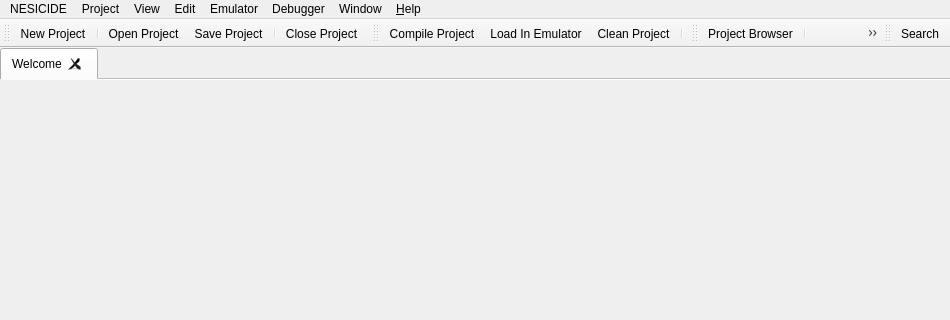
Old version of the form apps/ide/mainwindow.ui in the repository christopherpow/nesicide; both pictures show x 0 to 950 and y 0 to 320 of the 950 by 680 pixel window.
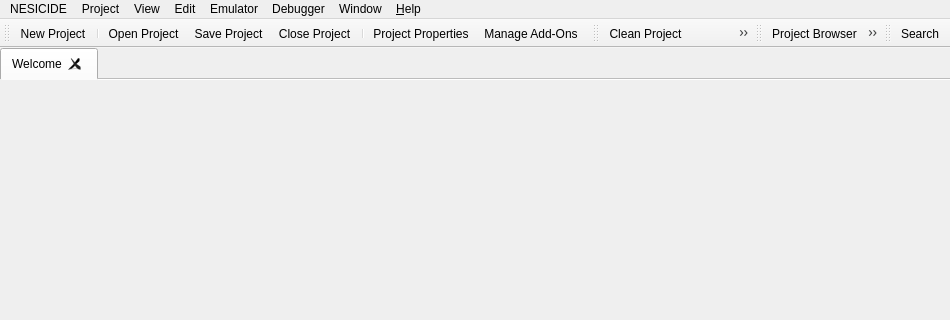
New version of the form. Icons and pictures are not drawn. Custom widgets are drawn as their Qt base class.

What changed in the file:
```diff
--- a/apps/ide/mainwindow.ui
+++ b/apps/ide/mainwindow.ui
@@ -267,8 +267,10 @@
    <addaction name="separator"/>
    <addaction name="actionOpen_Project"/>
    <addaction name="actionSave_Project"/>
-   <addaction name="separator"/>
    <addaction name="action_Close_Project"/>
+   <addaction name="separator"/>
+   <addaction name="actionProject_Properties"/>
+   <addaction name="actionManage_Add_Ons"/>
   </widget>
   <widget class="QToolBar" name="compilerToolbar">
    <property name="sizePolicy">
@@ -286,9 +288,9 @@
    <attribute name="toolBarBreak">
     <bool>false</bool>
    </attribute>
+   <addaction name="actionClean_Project"/>
    <addaction name="actionCompile_Project"/>
    <addaction name="actionLoad_In_Emulator"/>
-   <addaction name="actionClean_Project"/>
    <addaction name="separator"/>
   </widget>
   <widget class="QToolBar" name="toolToolbar">
@@ -305,9 +307,6 @@
    <addaction name="separator"/>
    <addaction name="actionOutput_Window"/>
    <addaction name="separator"/>
-   <addaction name="actionProject_Properties"/>
-   <addaction name="actionManage_Add_Ons"/>
-   <addaction name="separator"/>
   </widget>
   <widget class="QStatusBar" name="appStatusBar">
    <property name="sizeGripEnabled">
```
